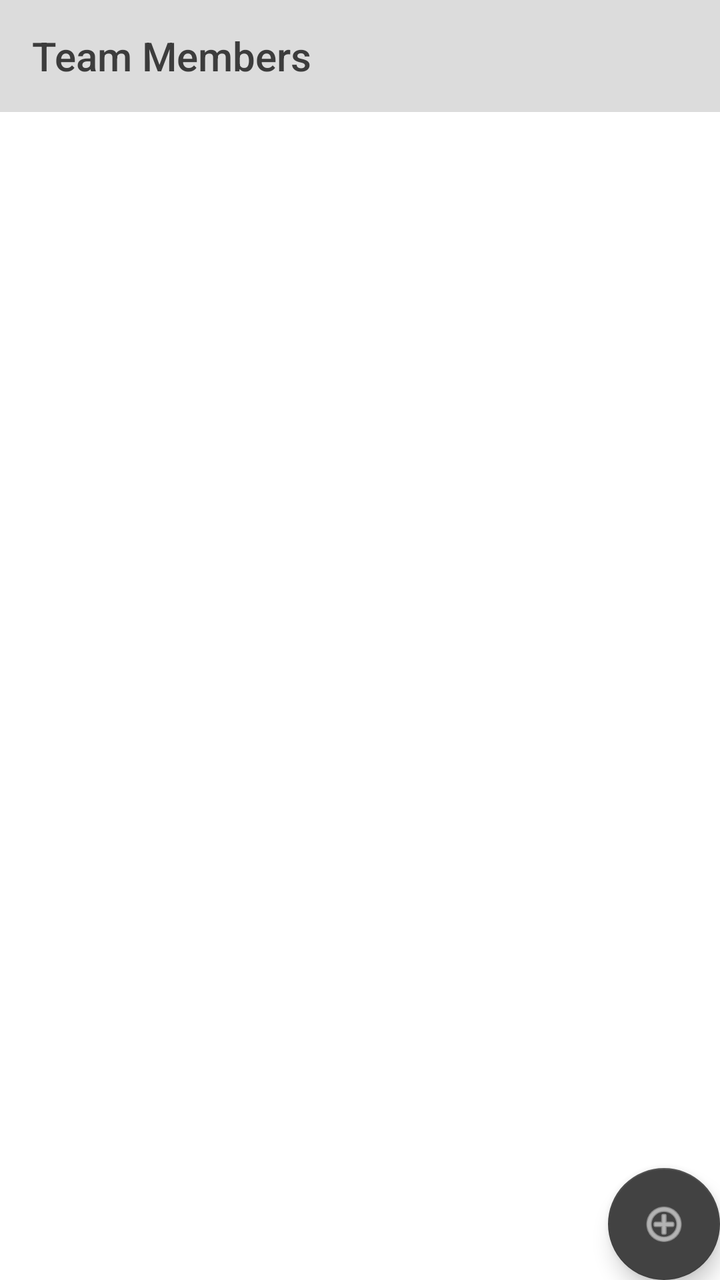
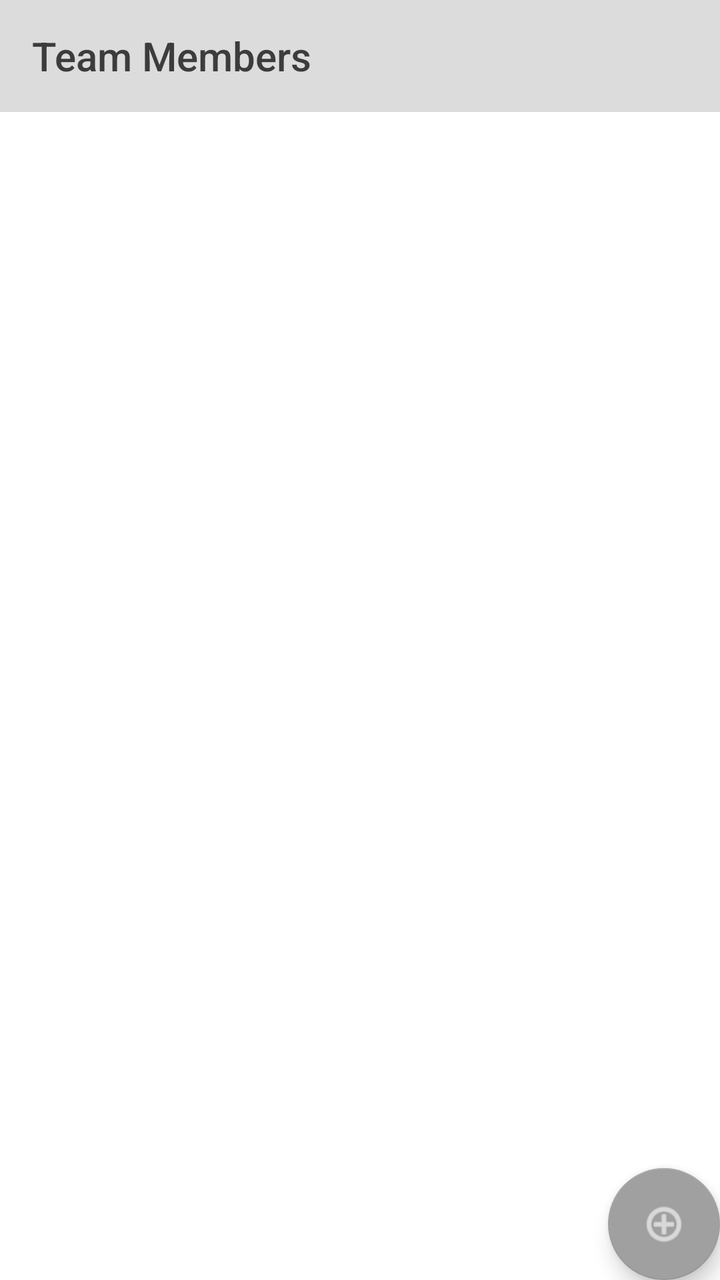

An Android layout rendered at two revisions. The XML below is the earlier revision; the diff shows what the commit changed to produce the second picture.
<!-- AndroidManifest.xml: application theme Theme.ScavengerHunt -->
<!-- res/layout/activity_team.xml -->
<?xml version="1.0" encoding="utf-8"?>
<androidx.constraintlayout.widget.ConstraintLayout xmlns:android="http://schemas.android.com/apk/res/android"
    xmlns:app="http://schemas.android.com/apk/res-auto"
    android:id="@+id/ConstraintLayout"
    android:layout_width="match_parent"
    android:fitsSystemWindows="true"
    android:layout_height="match_parent">

    <com.google.android.material.appbar.MaterialToolbar
        android:id="@+id/toolbar"
        style="@style/Widget.App.Toolbar"
        android:layout_width="match_parent"
        android:layout_height="?attr/actionBarSize"
        app:layout_constraintBottom_toTopOf="@+id/rvTeam"
        app:layout_constraintEnd_toEndOf="parent"
        app:layout_constraintStart_toStartOf="parent"
        app:layout_constraintTop_toTopOf="parent"
        app:title="Team Members" />

    <androidx.recyclerview.widget.RecyclerView
        android:id="@+id/rvTeam"
        android:layout_width="0dp"
        android:layout_height="0dp"
        app:layout_constraintTop_toBottomOf="@id/toolbar"
        app:layout_constraintBottom_toTopOf="@id/float_btn_add"
        app:layout_constraintStart_toStartOf="parent"
        app:layout_constraintEnd_toEndOf="parent"/>

    <com.google.android.material.floatingactionbutton.FloatingActionButton
        android:id="@+id/float_btn_add"
        android:layout_width="wrap_content"
        android:layout_height="wrap_content"
        android:clickable="true"
        android:contentDescription="Add button"
        android:textAlignment="textEnd"
        app:backgroundTint="#424242"
        app:layout_constraintBottom_toBottomOf="parent"
        app:layout_constraintEnd_toEndOf="parent"
        app:layout_constraintHorizontal_bias="1.0"
        app:layout_constraintStart_toStartOf="parent"
        app:layout_constraintTop_toBottomOf="@+id/rvTeam"
        app:srcCompat="@android:drawable/ic_menu_add"
        app:tint="#FFFFFF" />

</androidx.constraintlayout.widget.ConstraintLayout>
<!-- resources referenced by this layout -->
<resources>
  <style name="Widget.App.Toolbar" parent="Widget.AppCompat.Toolbar">
          <item name="android:background">@color/grey_light</item>
          <item name="titleTextColor">@color/text</item>
      </style>
  <style name="Theme.ScavengerHunt" parent="Theme.MaterialComponents.Light.NoActionBar">
          <item name="colorPrimary">@color/dark</item>
          <item name="colorPrimaryDark">@color/dark</item>
          <item name="colorSecondary">@color/dark</item>
          <item name="android:windowBackground">@color/white</item>
          <item name="android:textColor">@color/text</item>
      </style>
  <color name="grey_light">#DCDCDC</color>
  <color name="text">#3C3C3C</color>
  <color name="dark">#404040</color>
  <color name="white">#FFFFFF</color>
</resources>

<!-- the commit's change to res/layout/activity_team.xml (unified diff, before → after) -->
@@ -32,8 +32,9 @@
         android:layout_height="wrap_content"
         android:clickable="true"
         android:contentDescription="Add button"
+        android:focusable="true"
         android:textAlignment="textEnd"
-        app:backgroundTint="#424242"
+        app:backgroundTint="#A0A0A0"
         app:layout_constraintBottom_toBottomOf="parent"
         app:layout_constraintEnd_toEndOf="parent"
         app:layout_constraintHorizontal_bias="1.0"
